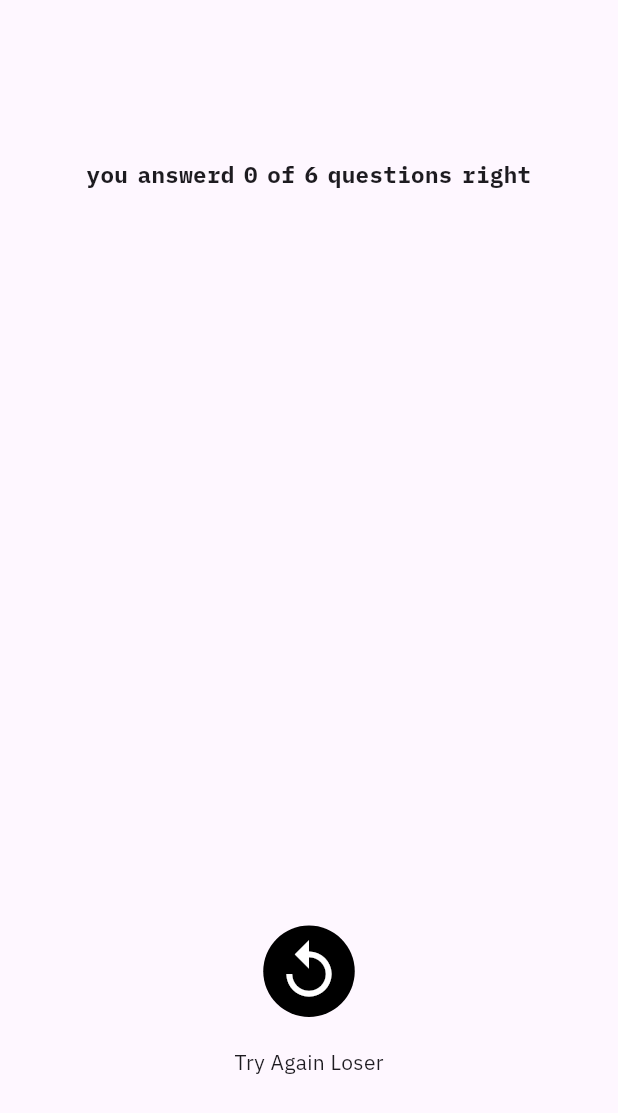
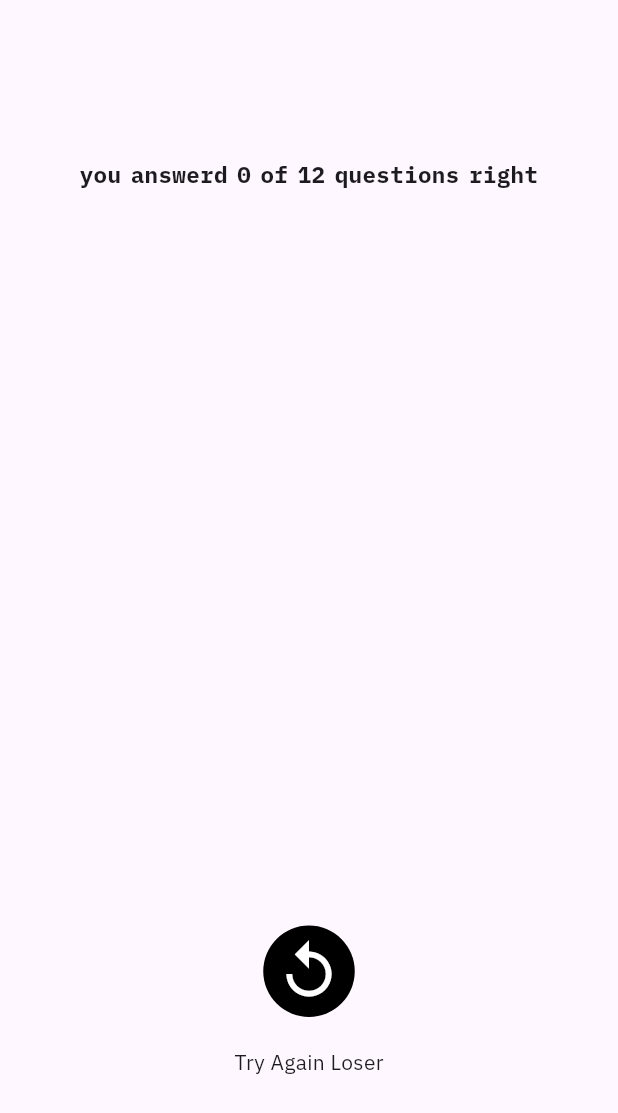
Before and after one commit to SiddiqShah/flutter-Quiz-app-, a Flutter app: the Result widget shown alone on an empty page, opened directly with empty values, on a phone screen of 412 x 824 dp. Shown: the top 1113 px of the screen. Run offline on Flutter 3.47's test engine with Material 3 defaults, Android fonts, the phone set to English and light mode, and no system bars; our stand-ins replace google_fonts.

Commit message:
Errors fixed

```diff
--- a/lib/data/questions.dart
+++ b/lib/data/questions.dart
@@ -55,4 +55,59 @@ List<QuizQuestion> questions = [
       'By calling updateState()',
     ],
   ),
+  // New questions added here
+  QuizQuestion(
+    'What is "Hot Reload" in Flutter?',
+    [
+      'A feature that reloads the app instantly with code changes, preserving its state.',
+      'A feature that restarts the app from scratch.',
+      'A command to clear the app\'s cache.',
+      'A tool for debugging network requests.',
+    ],
+  ),
+  QuizQuestion(
+    'What is the purpose of the `pubspec.yaml` file?',
+    [
+      'To manage dependencies and assets for the project.',
+      'To define the app\'s main layout.',
+      'To store the app\'s state.',
+      'To handle user authentication.',
+    ],
+  ),
+  QuizQuestion(
+    'Which widget is used to create a vertical list of scrollable children?',
+    [
+      'ListView',
+      'Column',
+      'Row',
+      'Stack',
+    ],
+  ),
+  QuizQuestion(
+    'Which widget is used to place widgets on top of each other?',
+    [
+      'Stack',
+      'Row',
+      'Column',
+      'Container',
+    ],
+  ),
+  QuizQuestion(
+    'What is the main function of `mainAxisAlignment` and `crossAxisAlignment`?',
+    [
+      'To align widgets within a `Row` or `Column`.',
+      'To handle user input.',
+      'To manage the app\'s state.',
+      'To define the app\'s theme.',
+    ],
+  ),
+  QuizQuestion(
+    'What is `BuildContext` in Flutter?',
+    [
+      'A handle to the location of a widget in the widget tree.',
+      'A tool for debugging the app.',
+      'The data model for the app.',
+      'A class for creating animations.',
+    ],
+  ),
 ];
--- a/lib/question.dart
+++ b/lib/question.dart
@@ -17,15 +17,19 @@ class _QuestionsState extends State<Question> {
   var questionIn = 0;
   var rA = 0;
   void nextQ(String answer) {
+    // Call the function to store the selected answer
     widget.selectedAns(answer);
-    log(answer);
-    for (var c = 0; c <= questions.length; c++) {
-      if (answer == questions[questionIn].answers[0]) {
-        log('right ');
-      } else {
-        log('wrong  ');
-      }
+
+    // Check the answer once, without a loop
+    if (answer == questions[questionIn].answers[0]) {
+      log('right ');
+      // You could also increment a counter for right answers here if you want.
+      // e.g., rA++;
+    } else {
+      log('wrong  ');
     }
+
+    // Move to the next question
     setState(() {
       questionIn++;
     });
--- a/lib/quiz.dart
+++ b/lib/quiz.dart
@@ -50,6 +50,7 @@ class _QuizState extends State<Quiz> {
   @override
   Widget build(BuildContext context) {
     return MaterialApp(
+      debugShowCheckedModeBanner: false,
         home: Scaffold(
       body: Container(
         decoration: const BoxDecoration(
--- a/lib/result.dart
+++ b/lib/result.dart
@@ -6,8 +6,10 @@ import 'package:quiz/data/questions.dart';
 // ignore: must_be_immutable
 class Result extends StatelessWidget {
   const Result(this.selectedAnswer, this.restart, {super.key});
+
   final List<String> selectedAnswer;
   final void Function() restart;
+
   List<Map<String, Object>> get summaryData {
     final List<Map<String, Object>> summary = [];
 
@@ -25,6 +27,8 @@ class Result extends StatelessWidget {
 //Widget? swiitch;
   //oid Function() resultPge;
   @override
+  @override
+  @override
   Widget build(BuildContext context) {
     var numOfCorrectAns = 0;
 
@@ -39,10 +43,10 @@ class Result extends StatelessWidget {
       margin: const EdgeInsets.all(20),
       child: Column(
         mainAxisAlignment: MainAxisAlignment.center,
-        //  crossAxisAlignment: CrossAxisAlignment.stretch,
         children: [
           Text(
-              'you answerd $numOfCorrectAns of ${questions.length} questions right',
+              'you answerd $numOfCorrectAns of ${questions
+                  .length} questions right',
               textAlign: TextAlign.center,
               style: GoogleFonts.ibmPlexMono(
                 fontWeight: FontWeight.bold,
@@ -62,7 +66,8 @@ class Result extends StatelessWidget {
           const SizedBox(
             height: 20,
           ),
-          numOfCorrectAns == 6
+          numOfCorrectAns ==
+              9 // <-- The condition has been changed to specifically check for 9.
               ? Text(
             'Niicee , wanna try again?',
             style: GoogleFonts.ibmPlexSans(),
```
Also changed, not shown: pubspec.lock, 16 other files. Lines whose indentation alone changed are shown as unchanged.
